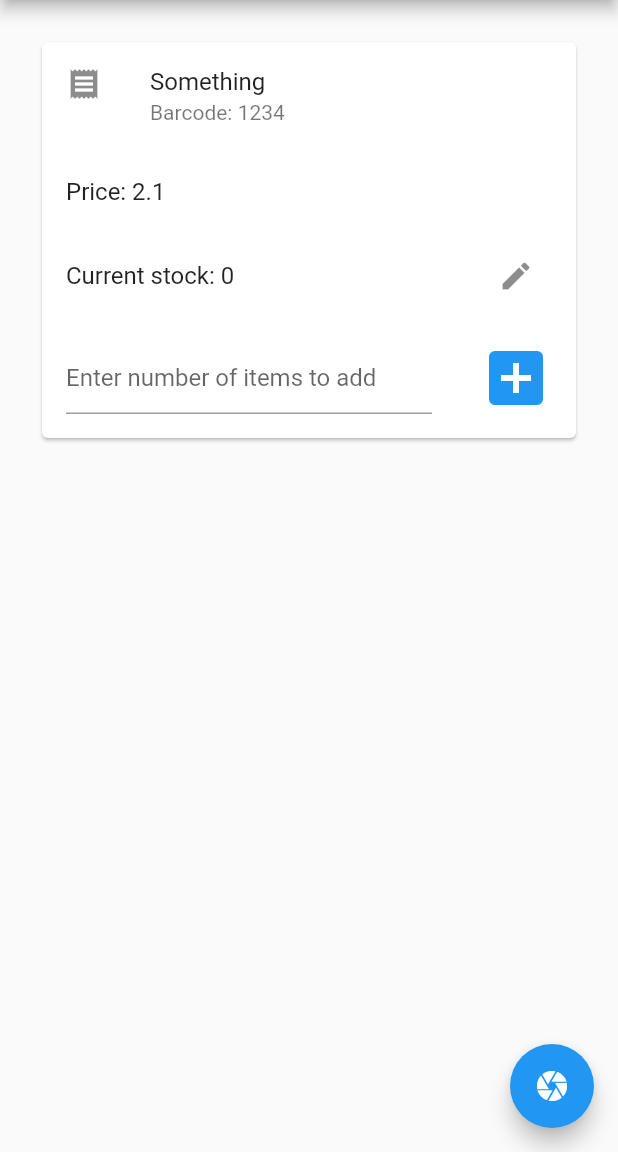
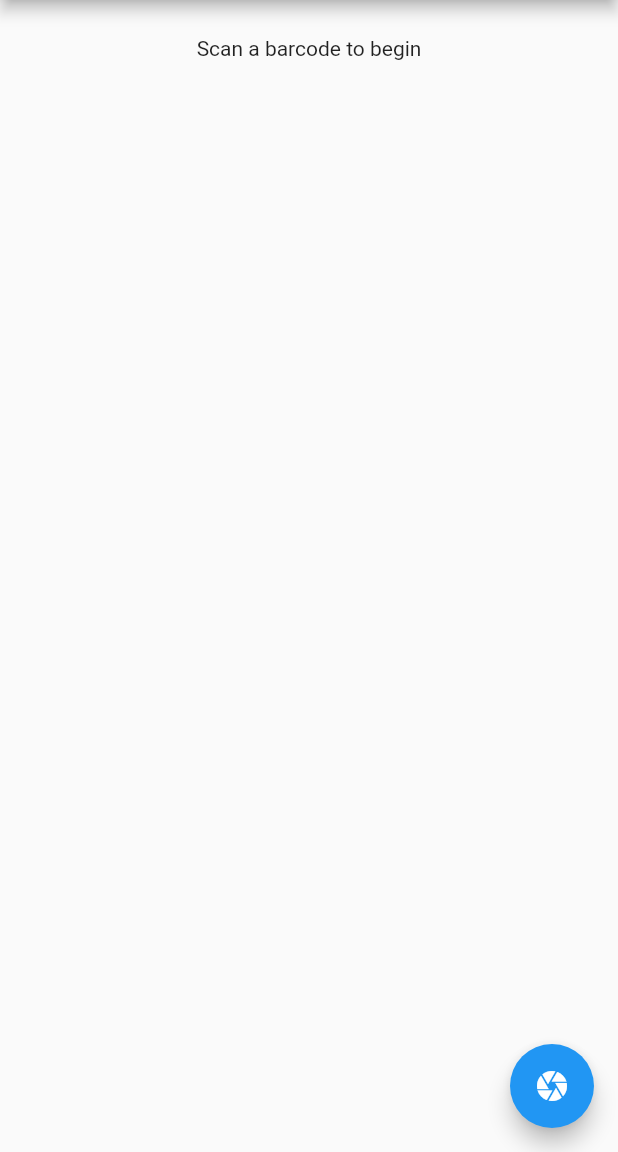
Before and after one commit to ruairitobrien/StockTake, a Flutter app: the screen it shows after launch, after a tap on the "camera" icon, on a phone screen of 412 x 824 dp, the part 84-1236 px from its top. Run offline on Flutter 3.47's test engine with Material 2 defaults, Android fonts, the phone set to English and light mode, and no system bars; missing offline and left inert: barcode_scan.

Commit message:
Fixed scan bug

```diff
--- a/lib/main.dart
+++ b/lib/main.dart
@@ -40,20 +40,35 @@ class _HomePageState extends State<HomePage> {
   // ignore: type_annotate_public_apis
   initState() {
     super.initState();
-    productResponse = ProductResponse(
-        status: "SUCCESS",
-        value: Product(
-            barcode: "1234",
-            description: "Something",
-            averageCost: "2.2345",
-            price: "2.1",
-            stock: 0));
+    // productResponse = ProductResponse(
+    //     status: "SUCCESS",
+    //     value: Product(
+    //         barcode: "1234",
+    //         description: "Something",
+    //         averageCost: "2.2345",
+    //         price: "2.1",
+    //         stock: 0));
   }
 
   @override
   Widget build(BuildContext context) {
     Product product;
     if (productResponse != null) product = productResponse.value;
+
+    Future fabPressed() async {
+      try {
+        print('PRESSED');
+        var options = ScanOptions();
+
+        var result = await BarcodeScanner.scan(options: options);
+        var res = await getProduct(result.rawContent);
+        print(res.body);
+        var productRes = ProductResponse.fromJson(json.decode(res.body));
+        setState(() => productResponse = productRes);
+      } on PlatformException catch (e) {
+        print(e);
+      }
+    }
 
     Future<void> _showMyDialog() async {
       return showDialog<void>(
@@ -176,19 +191,6 @@ class _HomePageState extends State<HomePage> {
           child: new Icon(Icons.camera), onPressed: fabPressed),
     );
   }
-
-  Future fabPressed() async {
-    try {
-      var options = ScanOptions();
-
-      var result = await BarcodeScanner.scan(options: options);
-      var res = await getProduct(result.rawContent);
-      var productResponse = ProductResponse.fromJson(json.decode(res.body));
-      setState(() => productResponse = productResponse);
-    } on PlatformException catch (e) {
-      print(e);
-    }
-  }
 }
 
 Future<http.Response> getProduct(String barCode) {
```
